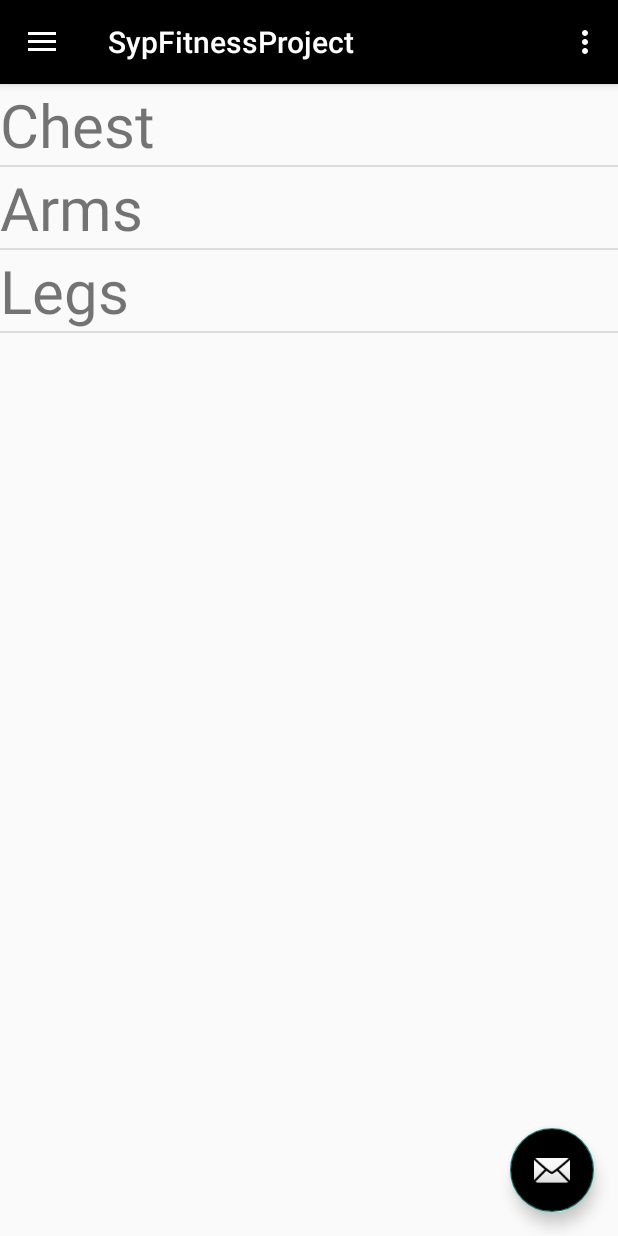
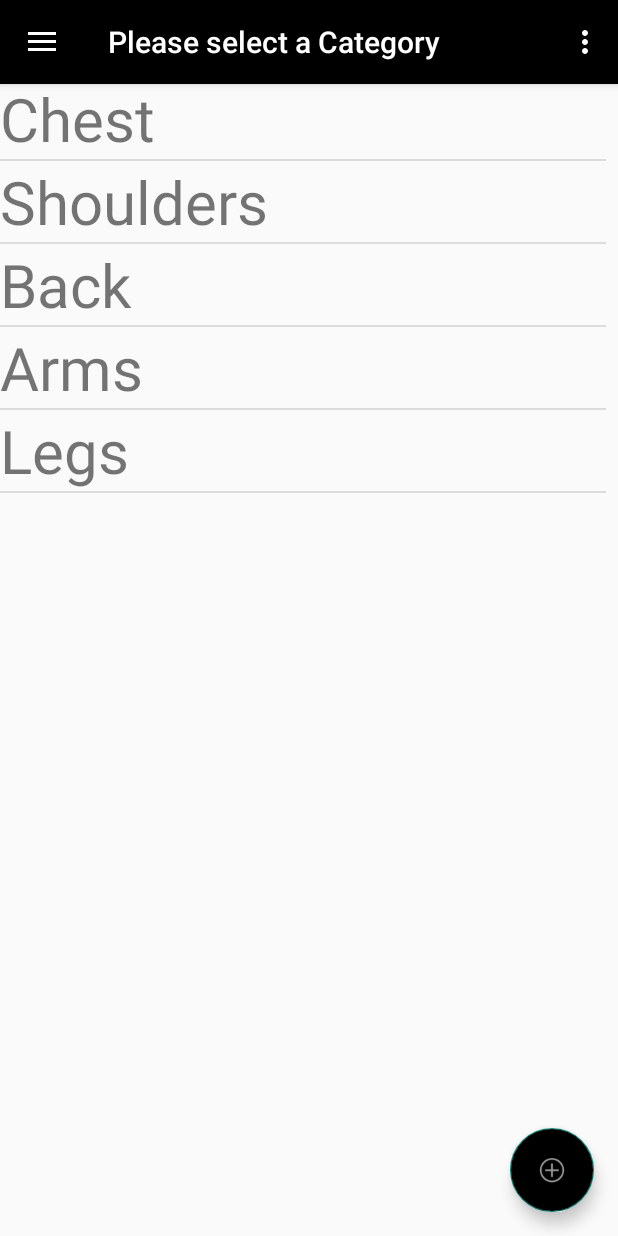
Before and after one commit to Malphice/SYPFitnessProject, an Android app: the screen it shows after launch (MainActivity), on a phone screen of 412 x 824 dp. Run offline under Robolectric (Android 15) with nearby library versions, the phone set to English and light mode, and no system bars; libraries missing offline, so code that uses them is left out: me.dm7.barcodescanner.

```diff
--- a/app/src/main/AndroidManifest.xml
+++ b/app/src/main/AndroidManifest.xml
@@ -3,6 +3,7 @@
     package="com.example.matthias_pc.sypfitnessproject">
 
     <uses-permission android:name="android.permission.CAMERA" />
+
     <uses-feature android:name="android.hardware.camera" />
 
     <application
@@ -22,7 +23,7 @@
                 <category android:name="android.intent.category.LAUNCHER" />
             </intent-filter>
         </activity>
-        <activity android:name=".CameraActivity"></activity>
+        <activity android:name=".AddActivity"></activity>
     </application>
 
 </manifest>
--- a/app/src/main/java/com/example/matthias_pc/sypfitnessproject/CameraActivity.java
+++ b/app/src/main/java/com/example/matthias_pc/sypfitnessproject/AddActivity.java
@@ -3,11 +3,11 @@ package com.example.matthias_pc.sypfitnessproject;
 import android.support.v7.app.AppCompatActivity;
 import android.os.Bundle;
 
-public class CameraActivity extends AppCompatActivity {
+public class AddActivity extends AppCompatActivity {
 
     @Override
     protected void onCreate(Bundle savedInstanceState) {
         super.onCreate(savedInstanceState);
-        setContentView(R.layout.activity_camera);
+        setContentView(R.layout.activity_add);
     }
 }
--- a/app/src/main/java/com/example/matthias_pc/sypfitnessproject/MainActivity.java
+++ b/app/src/main/java/com/example/matthias_pc/sypfitnessproject/MainActivity.java
@@ -1,10 +1,8 @@
 package com.example.matthias_pc.sypfitnessproject;
 
-import android.app.Activity;
-import android.graphics.Camera;
+import android.content.Intent;
 import android.os.Bundle;
 import android.support.design.widget.FloatingActionButton;
-import android.support.design.widget.Snackbar;
 import android.support.v7.app.AlertDialog;
 import android.util.Log;
 import android.view.View;
@@ -39,11 +37,12 @@ public class MainActivity extends AppCompatActivity
         setContentView(R.layout.activity_main);
         Toolbar toolbar = (Toolbar) findViewById(R.id.toolbar);
         setSupportActionBar(toolbar);
+        setTitle("Please select a Category");
 
 
         //add Items to ListView1
         listView1 = (ListView) findViewById(R.id.listView1);
-        String [] muscleGroups = new String[] {"Chest" , "Arms", "Legs"};
+        String [] muscleGroups = new String[] {"Chest" ,"Shoulders","Back" , "Arms", "Legs"};
         ArrayList<String> muscleGroupsList = new ArrayList<String>(Arrays.asList(muscleGroups));
         muscleGroupAdapter = new ArrayAdapter<String>(this, R.layout.list_rows,R.id.row1, muscleGroupsList);
 
@@ -55,8 +54,8 @@ public class MainActivity extends AppCompatActivity
         fab.setOnClickListener(new View.OnClickListener() {
             @Override
             public void onClick(View view) {
-                Snackbar.make(view, "Is gonna be used for something probably", Snackbar.LENGTH_LONG)
-                        .setAction("Action", null).show();
+                Intent intent =new Intent(MainActivity.this, AddActivity.class);
+                startActivity(intent);
             }
         });
 
--- a/app/src/main/res/layout/activity_camera.xml
+++ b/app/src/main/res/layout/activity_add.xml
@@ -4,6 +4,6 @@
     xmlns:tools="http://schemas.android.com/tools"
     android:layout_width="match_parent"
     android:layout_height="match_parent"
-    tools:context=".CameraActivity">
+    tools:context=".AddActivity">
 
 </android.support.constraint.ConstraintLayout>
--- a/app/src/main/res/layout/app_bar_main.xml
+++ b/app/src/main/res/layout/app_bar_main.xml
@@ -14,16 +14,16 @@
         <android.support.v7.widget.Toolbar
             android:id="@+id/toolbar"
             android:layout_width="match_parent"
-            android:layout_height="?attr/actionBarSize"
+            android:layout_height="wrap_content"
             android:background="?attr/colorPrimary"
             android:backgroundTint="@android:color/black"
             app:popupTheme="@style/AppTheme.PopupOverlay" />
-
     </android.support.design.widget.AppBarLayout>
 
     <include
         layout="@layout/content_main"
-        android:layout_height="294dp" />
+        android:layout_width="match_parent"
+        android:layout_height="wrap_content" />
 
     <android.support.design.widget.FloatingActionButton
         android:id="@+id/fab"
@@ -31,7 +31,7 @@
         android:layout_height="wrap_content"
         android:layout_gravity="bottom|end"
         android:layout_margin="@dimen/fab_margin"
-        app:srcCompat="@android:drawable/ic_dialog_email"
+        app:srcCompat="@android:drawable/ic_menu_add"
         android:backgroundTint="@android:color/black"/>
 
 </android.support.design.widget.CoordinatorLayout>
--- a/app/src/main/res/layout/content_main.xml
+++ b/app/src/main/res/layout/content_main.xml
@@ -11,5 +11,10 @@
     <ListView
         android:id="@+id/listView1"
         android:layout_width="match_parent"
-        android:layout_height="match_parent" />
+        android:layout_height="511dp"
+        android:layout_marginTop="52dp"
+        android:layout_marginEnd="8dp"
+        android:layout_marginRight="8dp"
+        app:layout_constraintEnd_toEndOf="parent"
+        app:layout_constraintTop_toTopOf="parent" />
 </android.support.constraint.ConstraintLayout>
--- /dev/null
+++ b/app/src/main/res/values-w820dp/dimens.xml
@@ -0,0 +1,6 @@
+<resources>
+    <!-- Example customization of dimensions originally defined in res/values/dimens.xml
+         (such as screen margins) for screens with more than 820dp of available width. This
+         would include 7" and 10" devices in landscape (~960dp and ~1280dp respectively). -->
+    <dimen name="activity_horizontal_margin">64dp</dimen>
+</resources>
--- a/app/src/main/res/values/dimens.xml
+++ b/app/src/main/res/values/dimens.xml
@@ -5,4 +5,8 @@
     <dimen name="nav_header_vertical_spacing">8dp</dimen>
     <dimen name="nav_header_height">176dp</dimen>
     <dimen name="fab_margin">16dp</dimen>
+
+    <!-- Per the design guidelines, navigation drawers should be between 240dp and 320dp:
+         https://developer.android.com/design/patterns/navigation-drawer.html -->
+    <dimen name="navigation_drawer_width">240dp</dimen>
 </resources>
```
Also changed, not shown: app/src/main/res/values/strings.xml (+7 -0 lines), app/src/main/res/drawable-hdpi/drawer_shadow.9.png (added), app/src/main/res/drawable-hdpi/ic_drawer.png (added), app/src/main/res/drawable-mdpi/drawer_shadow.9.png (added), app/src/main/res/drawable-mdpi/ic_drawer.png (added), app/src/main/res/drawable-xhdpi/drawer_shadow.9.png (added), app/src/main/res/drawable-xhdpi/ic_drawer.png (added), app/src/main/res/drawable-xxhdpi/drawer_shadow.9.png (added), app/src/main/res/drawable-xxhdpi/ic_drawer.png (added), 4 other files.
